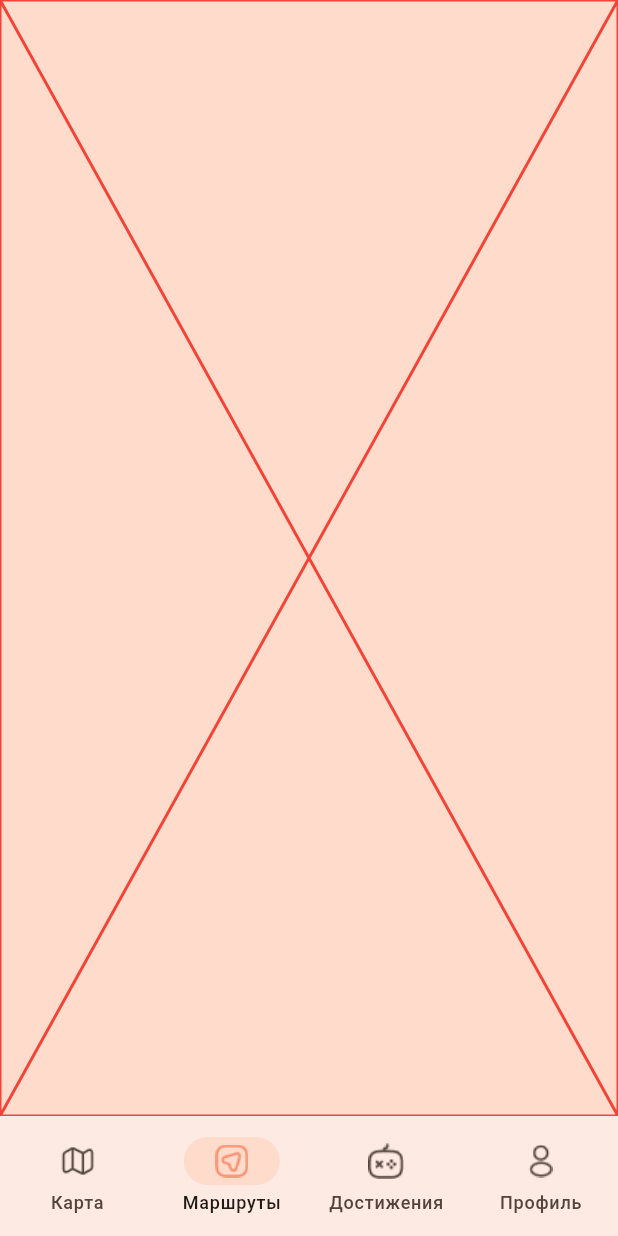
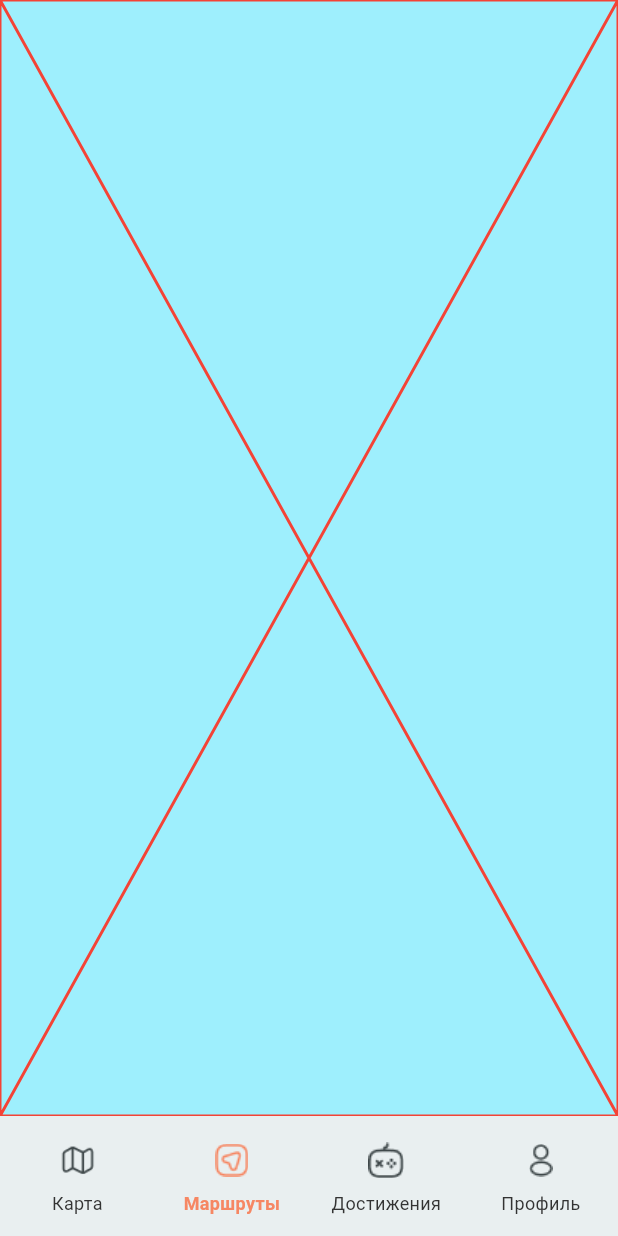
Before and after one commit to DmitrySnTDP/my_mystery_city, a Flutter app: the screen it shows after launch, item 2 of the bottom bar chosen, on a phone screen of 412 x 824 dp. Run offline on Flutter 3.47's test engine with Material 3 defaults, Android fonts, the phone set to English and light mode, and no system bars; our stand-ins replace geolocator, permission_handler; missing offline and left inert: yandex_maps_mapkit.

Commit message:
17.18 17.04.2025

```diff
--- a/lib/main.dart
+++ b/lib/main.dart
@@ -1,7 +1,5 @@
 import 'package:flutter/material.dart';
 import 'package:yandex_maps_mapkit/init.dart' as init;
-// import 'package:yandex_maps_mapkit/mapkit.dart';
-// import 'package:yandex_maps_mapkit/mapkit_factory.dart';
 import 'map.dart';
 import '_mapkit_key.dart';
 
@@ -23,9 +21,7 @@ class MyApp extends StatelessWidget {
   Widget build(BuildContext context) {
     return MaterialApp(
       title: 'My mystery city',
-      theme: ThemeData(
-        colorScheme: ColorScheme.fromSeed(seedColor: Color.fromRGBO(244, 147, 94, 1)),
-      ),
+      theme: ThemeData(colorSchemeSeed: Colors.white),
       home: const MyHomePage(title: 'My Mystery City'),
     );
   }
@@ -90,6 +86,19 @@ class _MyHomePageState extends State<MyHomePage> {
                   selectedIndex = index;
                   });
                 },
+
+              indicatorColor: Color.from(alpha: 0, red: 255, green: 255, blue: 255),
+              labelTextStyle: WidgetStateProperty.resolveWith((states) {
+                return TextStyle(
+                  fontSize: 12,
+                  fontWeight: states.contains(WidgetState.selected)
+                      ? FontWeight.bold
+                      : FontWeight.normal,
+                  color: states.contains(WidgetState.selected)
+                      ? Color.fromRGBO(246, 135, 99, 1)
+                      : Color.fromRGBO(51, 51, 51, 1),
+                );
+              }),
               selectedIndex: selectedIndex,
               destinations: <Widget>[
                 NavigationDestination(
@@ -106,6 +115,7 @@ class _MyHomePageState extends State<MyHomePage> {
                   selectedIcon: ImageIcon(const AssetImage("assets/icons/achievements.png"), color: colorOnClick),
                   icon: const ImageIcon(AssetImage('assets/icons/achievements.png')),
                   label: 'Достижения',
+
                 ),
                 NavigationDestination(
                   selectedIcon: ImageIcon(const AssetImage("assets/icons/profile.png"), color: colorOnClick),
```
Also changed, not shown: lib/map.dart (+21 -13 lines).
